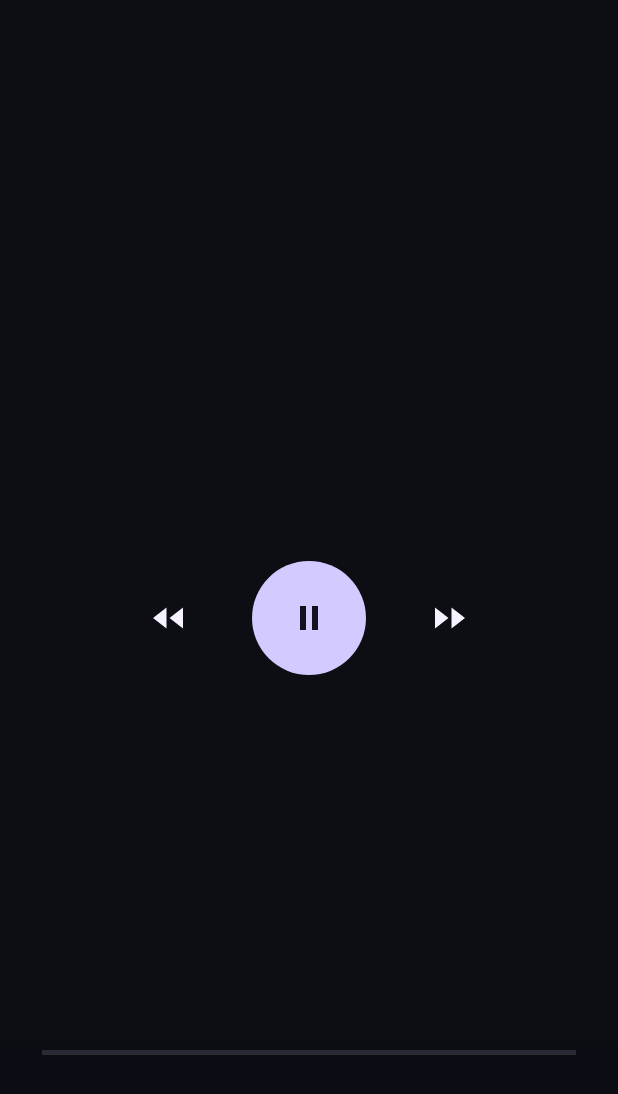
After one commit to tombad8900/NovaBrowser, an Android app: the layout nova_player_controls.xml on its own in the app's theme, with its tools: preview values and no code run, on a phone screen of 412 x 824 dp. The commit adds this screen. Shown: the top 1094 px of the screen. Run offline under Robolectric (Android 15) with nearby library versions, the phone set to English and light mode, and no system bars.

Commit message:
Replace default player chrome with Nova video-first controls and lavender timeline

```diff
--- /dev/null
+++ b/app/src/main/res/drawable/nova_forward.xml
@@ -0,0 +1 @@
+<vector xmlns:android="http://schemas.android.com/apk/res/android" android:width="24dp" android:height="24dp" android:viewportWidth="24" android:viewportHeight="24"><path android:fillColor="#FFF6F2FF" android:pathData="M2,5 L11,12 L2,19 Z M13,5 L22,12 L13,19 Z"/></vector>
--- /dev/null
+++ b/app/src/main/res/drawable/nova_pause.xml
@@ -0,0 +1 @@
+<vector xmlns:android="http://schemas.android.com/apk/res/android" android:width="24dp" android:height="24dp" android:viewportWidth="24" android:viewportHeight="24"><path android:fillColor="#FFF6F2FF" android:pathData="M6,4 L10,4 L10,20 L6,20 Z M14,4 L18,4 L18,20 L14,20 Z"/></vector>
--- /dev/null
+++ b/app/src/main/res/drawable/nova_play_circle.xml
@@ -0,0 +1 @@
+<shape xmlns:android="http://schemas.android.com/apk/res/android" android:shape="oval"><solid android:color="#D3CBFF"/></shape>
--- /dev/null
+++ b/app/src/main/res/drawable/nova_player_fade.xml
@@ -0,0 +1 @@
+<shape xmlns:android="http://schemas.android.com/apk/res/android"><gradient android:startColor="#EE0B0B12" android:endColor="#000B0B12" android:angle="90"/></shape>
--- /dev/null
+++ b/app/src/main/res/drawable/nova_rewind.xml
@@ -0,0 +1 @@
+<vector xmlns:android="http://schemas.android.com/apk/res/android" android:width="24dp" android:height="24dp" android:viewportWidth="24" android:viewportHeight="24"><path android:fillColor="#FFF6F2FF" android:pathData="M11,5 L2,12 L11,19 Z M22,5 L13,12 L22,19 Z"/></vector>
--- /dev/null
+++ b/app/src/main/res/layout/nova_player_controls.xml
@@ -0,0 +1,18 @@
+<?xml version="1.0" encoding="utf-8"?>
+<FrameLayout xmlns:android="http://schemas.android.com/apk/res/android"
+ xmlns:app="http://schemas.android.com/apk/res-auto"
+ android:layout_width="match_parent" android:layout_height="match_parent">
+ <View android:id="@id/exo_controls_background" android:layout_width="match_parent" android:layout_height="match_parent" android:background="#66080A12"/>
+ <LinearLayout android:id="@id/exo_center_controls" android:layout_width="match_parent" android:layout_height="88dp" android:layout_gravity="center" android:gravity="center" android:orientation="horizontal" android:layoutDirection="ltr">
+  <ImageButton android:id="@id/exo_rew" android:layout_width="64dp" android:layout_height="64dp" android:layout_marginEnd="24dp" android:background="?attr/selectableItemBackgroundBorderless" android:src="@drawable/nova_rewind" android:contentDescription="Rewind 10 seconds" android:padding="17dp"/>
+  <ImageButton android:id="@id/exo_play_pause" android:layout_width="76dp" android:layout_height="76dp" android:background="@drawable/nova_play_circle" android:src="@drawable/nova_pause" android:tint="#14101E" android:contentDescription="Play or pause" android:padding="22dp"/>
+  <ImageButton android:id="@id/exo_ffwd" android:layout_width="64dp" android:layout_height="64dp" android:layout_marginStart="24dp" android:background="?attr/selectableItemBackgroundBorderless" android:src="@drawable/nova_forward" android:contentDescription="Forward 10 seconds" android:padding="17dp"/>
+ </LinearLayout>
+ <LinearLayout android:id="@id/exo_bottom_bar" android:layout_width="match_parent" android:layout_height="78dp" android:layout_gravity="bottom" android:layout_marginBottom="62dp" android:orientation="vertical" android:paddingStart="20dp" android:paddingEnd="20dp" android:background="@drawable/nova_player_fade" android:layoutDirection="ltr">
+  <androidx.media3.ui.DefaultTimeBar android:id="@id/exo_progress" android:layout_width="match_parent" android:layout_height="36dp" app:played_color="#B5A7FF" app:scrubber_color="#D3CBFF" app:buffered_color="#66776D99" app:unplayed_color="#66555566" app:bar_height="3dp" app:scrubber_enabled_size="10dp" app:scrubber_dragged_size="16dp"/>
+  <LinearLayout android:id="@id/exo_time" android:layout_width="match_parent" android:layout_height="30dp" android:gravity="center_vertical" android:orientation="horizontal">
+   <TextView android:id="@id/exo_position" android:layout_width="0dp" android:layout_weight="1" android:layout_height="wrap_content" android:textColor="#F5F2FF" android:textSize="12sp" android:fontFamily="sans-serif-medium"/>
+   <TextView android:id="@id/exo_duration" android:layout_width="wrap_content" android:layout_height="wrap_content" android:textColor="#B4AFC5" android:textSize="12sp"/>
+  </LinearLayout>
+ </LinearLayout>
+</FrameLayout>
--- /dev/null
+++ b/app/src/main/res/layout/nova_player_view.xml
@@ -0,0 +1 @@
+<androidx.media3.ui.PlayerView xmlns:android="http://schemas.android.com/apk/res/android" xmlns:app="http://schemas.android.com/apk/res-auto" android:layout_width="match_parent" android:layout_height="match_parent" app:controller_layout_id="@layout/nova_player_controls" app:show_buffering="when_playing"/>
```
Also changed, not shown: app/src/main/java/app/nova/browser/PlayerActivity.kt (+10 -6 lines), 2 other files.
